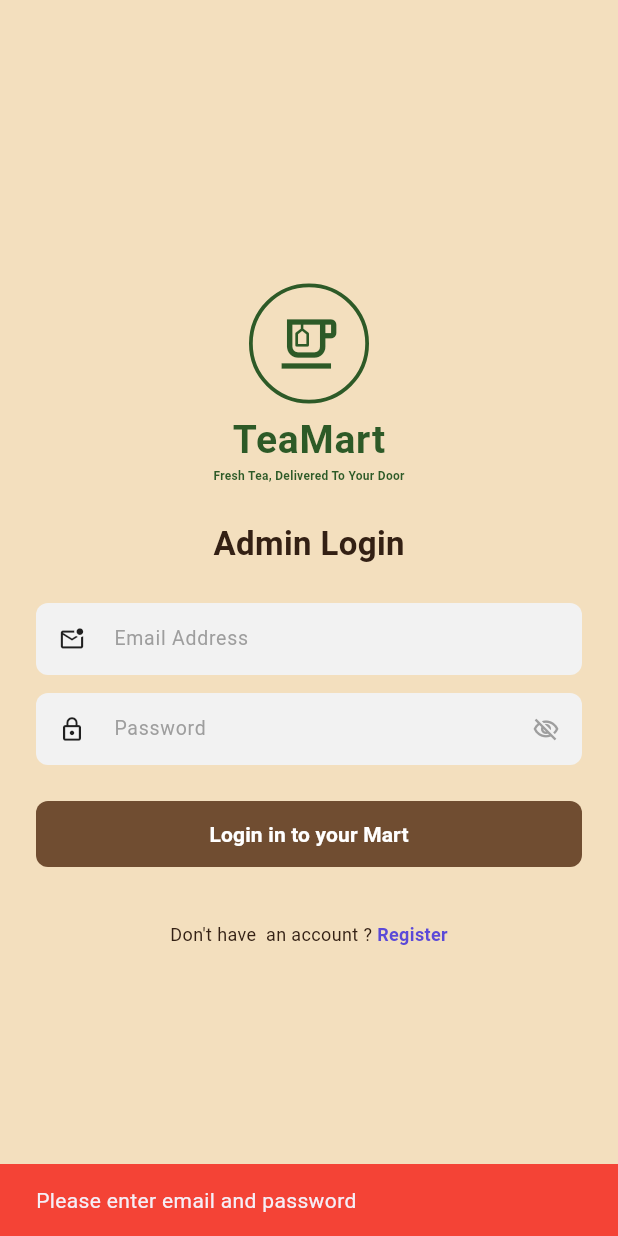
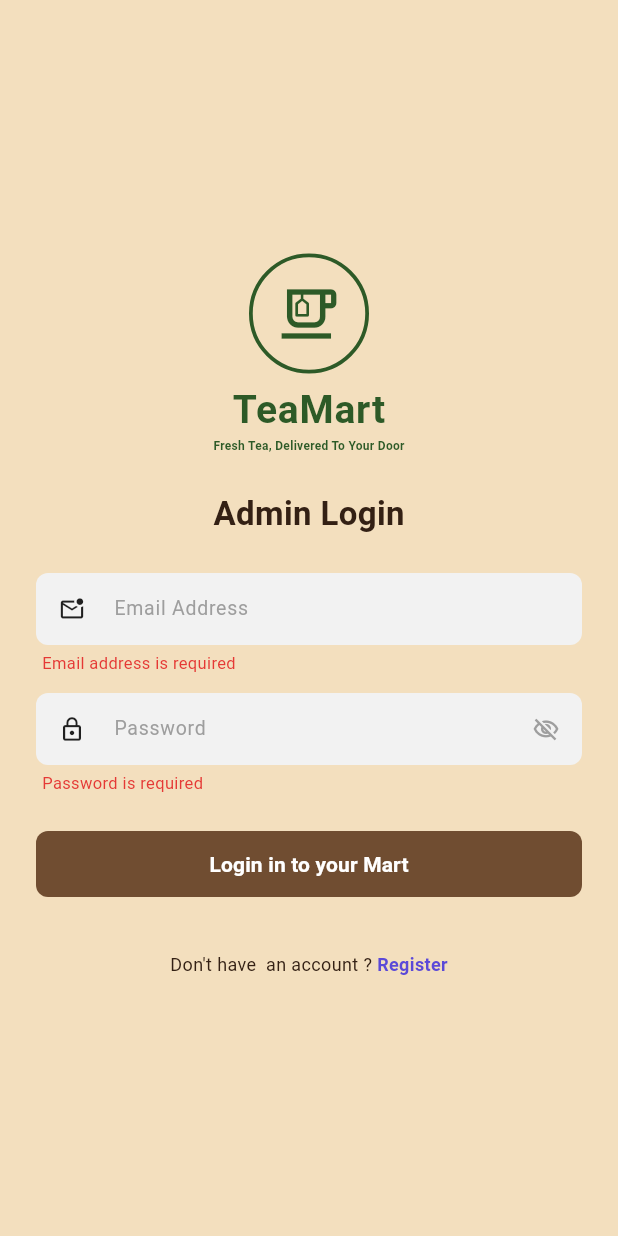
Before and after one commit to vghetiya259/teamart_application, a Flutter app: the screen it shows after launch, after a tap on "Login in to your Mart", on a phone screen of 412 x 824 dp. Run offline on Flutter 3.47's test engine with Material 3 defaults, Android fonts, the phone set to English and light mode, and no system bars.

Commit message:
add validation admin login page

```diff
--- a/lib/admin/admin_login_page.dart
+++ b/lib/admin/admin_login_page.dart
@@ -1,6 +1,6 @@
 import 'package:flutter/material.dart';
 import 'admin_register_page.dart';
-import '../dashboard.dart'; // Dashboard પેજ ઈમ્પોર્ટ કર્યું
+import '../admin/Dashboard.dart';
 
 class AdminLoginPage extends StatefulWidget {
   const AdminLoginPage({super.key});
@@ -14,6 +14,10 @@ class _AdminLoginPageState extends State<AdminLoginPage> {
   final TextEditingController _passwordController = TextEditingController();
   bool _isPasswordVisible = false;
 
+  // Error message variables
+  String? _emailError;
+  String? _passwordError;
+
   @override
   void dispose() {
     _emailController.dispose();
@@ -22,27 +26,43 @@ class _AdminLoginPageState extends State<AdminLoginPage> {
   }
 
   void _handleLogin() {
-    FocusScope.of(context).unfocus(); // Keyboard hide કરે છે
+    FocusScope.of(context).unfocus();
 
-    String email = _emailController.text.trim();
-    String password = _passwordController.text.trim();
+    setState(() {
+      _emailError = null;
+      _passwordError = null;
 
-    // Validation ચેક
-    if (email.isEmpty || password.isEmpty) {
-      ScaffoldMessenger.of(context).showSnackBar(
-        const SnackBar(
-          content: Text('Please enter email and password'),
-          backgroundColor: Colors.red,
-        ),
-      );
-      return;
+      final email = _emailController.text.trim();
+      final password = _passwordController.text.trim();
+
+      bool isValid = true;
+
+      // Email Validation
+      if (email.isEmpty) {
+        _emailError = 'Email address is required';
+        isValid = false;
+      } else if (!RegExp(r'^[\w-\.]+@([\w-]+\.)+[\w-]{2,4}$').hasMatch(email)) {
+        _emailError = 'Please enter a valid email';
+        isValid = false;
       }
 
-    // Dashboard પેજ પર જવા માટે Navigation (પાછળ ના આવવું હોય તો pushReplacement વાપરી શકો)
+      // Password Validation
+      if (password.isEmpty) {
+        _passwordError = 'Password is required';
+        isValid = false;
+      } else if (password.length < 6) {
+        _passwordError = 'Password must be at least 6 characters';
+        isValid = false;
+      }
+
+      // If validation succeeds, navigate to Dashboard
+      if (isValid) {
         Navigator.pushReplacement(
           context,
           MaterialPageRoute(builder: (context) => const DashboardScreen()),
         );
+      }
+    });
   }
 
   @override
@@ -78,6 +98,12 @@ class _AdminLoginPageState extends State<AdminLoginPage> {
                   hintText: 'Email Address',
                   icon: Icons.mark_email_unread_outlined,
                   keyboardType: TextInputType.emailAddress,
+                  errorText: _emailError,
+                  onChanged: (_) {
+                    if (_emailError != null) {
+                      setState(() => _emailError = null);
+                    }
+                  },
                 ),
                 const SizedBox(height: 12),
 
@@ -87,6 +113,7 @@ class _AdminLoginPageState extends State<AdminLoginPage> {
                   hintText: 'Password',
                   icon: Icons.lock_outline,
                   obscureText: !_isPasswordVisible,
+                  errorText: _passwordError,
                   suffixIcon: IconButton(
                     icon: Icon(
                       _isPasswordVisible
@@ -101,6 +128,11 @@ class _AdminLoginPageState extends State<AdminLoginPage> {
                       });
                     },
                   ),
+                  onChanged: (_) {
+                    if (_passwordError != null) {
+                      setState(() => _passwordError = null);
+                    }
+                  },
                 ),
                 const SizedBox(height: 24),
 
@@ -214,8 +246,13 @@ class _AdminLoginPageState extends State<AdminLoginPage> {
     bool obscureText = false,
     TextInputType keyboardType = TextInputType.text,
     Widget? suffixIcon,
+    String? errorText,
+    ValueChanged<String>? onChanged,
   }) {
-    return Container(
+    return Column(
+      crossAxisAlignment: CrossAxisAlignment.start,
+      children: [
+        Container(
           decoration: BoxDecoration(
             color: const Color(0xFFF2F2F2),
             borderRadius: BorderRadius.circular(8),
@@ -224,8 +261,7 @@ class _AdminLoginPageState extends State<AdminLoginPage> {
             controller: controller,
             obscureText: obscureText,
             keyboardType: keyboardType,
-        enabled: true,
-        readOnly: false,
+            onChanged: onChanged,
             style: const TextStyle(fontSize: 13, color: Colors.black87),
             decoration: InputDecoration(
               hintText: hintText,
@@ -239,6 +275,22 @@ class _AdminLoginPageState extends State<AdminLoginPage> {
               ),
             ),
           ),
+        ),
+        if (errorText != null) ...[
+          const SizedBox(height: 4),
+          Padding(
+            padding: const EdgeInsets.only(left: 4),
+            child: Text(
+              errorText,
+              style: const TextStyle(
+                color: Color(0xFFE53935),
+                fontSize: 11,
+                fontWeight: FontWeight.w400,
+              ),
+            ),
+          ),
+        ],
+      ],
     );
   }
 }
```
Lines whose indentation alone changed are shown as unchanged.
